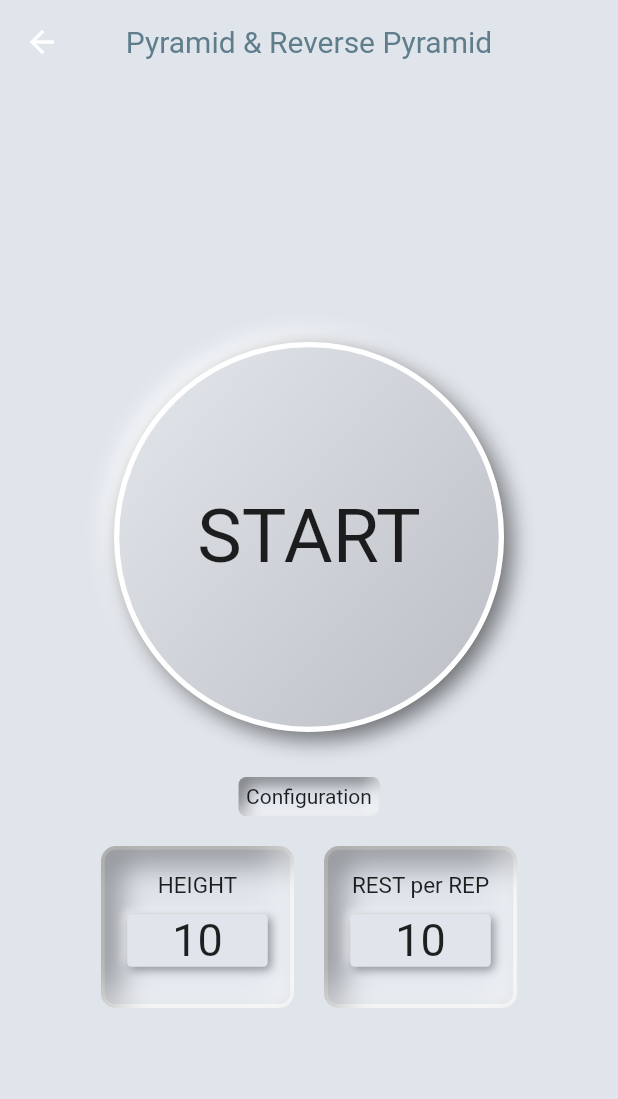
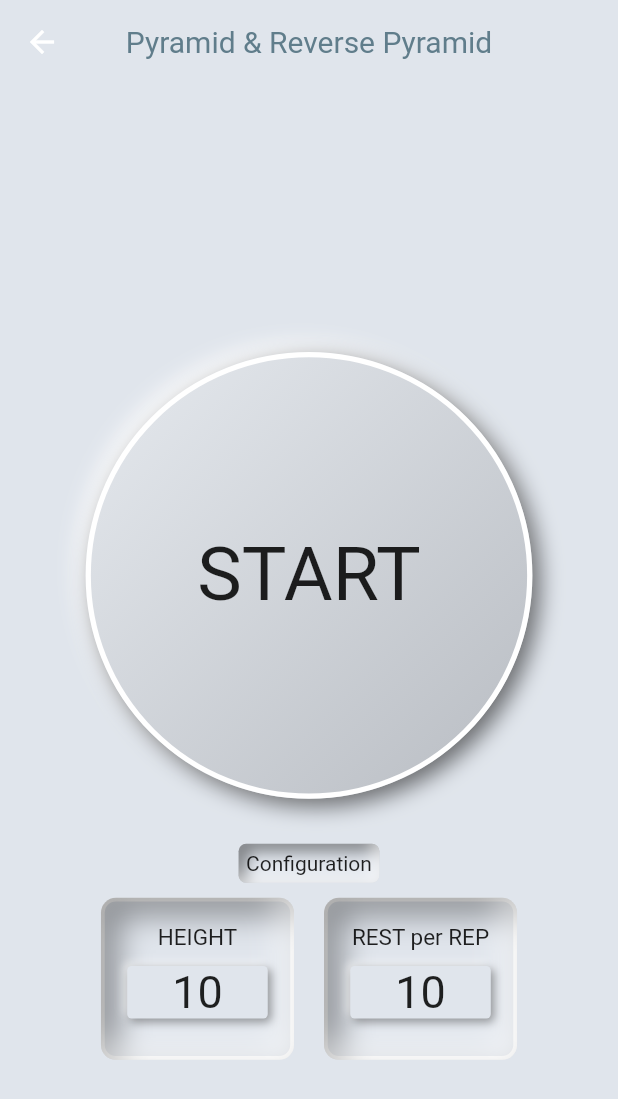
Before and after one commit to tksuns12/jailhouse_workout, a Flutter app: the screen it shows after launch, after a tap on an icon or button, on a phone screen of 412 x 824 dp. Shown: the top 1099 px of the screen. Run offline on Flutter 3.47's test engine with Material 2 defaults, Android fonts, the phone set to English and light mode, and no system bars; drawn by our look-alikes of flutter_neumorphic; our stand-ins replace audioplayers, hive, hive_flutter, permission_handler, wakelock; accounts and stored records are empty.

Commit message:
위젯 크기 상대적이 되도록 조절

```diff
--- a/lib/providers/pyramid.provider.dart
+++ b/lib/providers/pyramid.provider.dart
@@ -59,9 +59,9 @@ class PyramidProvider with ChangeNotifier {
       isResting = false;
       notifyListeners();
     } else {
-      isResting = true;
       int restsec = rest.first;
       rest.removeAt(0);
+      isResting = true;
 
       timer = Timer.periodic(Duration(seconds: 1), (timer) async {
         if (restsec >= 1) {
--- a/lib/screens/home_screen.dart
+++ b/lib/screens/home_screen.dart
@@ -17,7 +17,7 @@ class MainScreen extends StatelessWidget {
           PyramidProvider pyramid, DeckOfDeathProvider deck, Widget child) {
         return Material(
           color: Color(0xFFe0e5ec),
-          child: Container(
+          child: SafeArea(
             child: Column(
               mainAxisAlignment: MainAxisAlignment.center,
               children: <Widget>[
@@ -31,9 +31,14 @@ class MainScreen extends StatelessWidget {
                     }
                   },
                   margin: EdgeInsets.all(20),
+                  child: SizedBox(
+                    width: MediaQuery.of(context).size.width * 0.7,
+                    child: Center(
                       child: Text(
                         "Juarez's Valley",
                         style: TextStyle(fontSize: 30),
+                      ),
+                    ),
                   ),
                   boxShape:
                       NeumorphicBoxShape.roundRect(BorderRadius.circular(15)),
@@ -54,10 +59,15 @@ class MainScreen extends StatelessWidget {
                     }
                   },
                   margin: EdgeInsets.all(20),
+                  child: SizedBox(
+                    width: MediaQuery.of(context).size.width * 0.7,
+                    child: Center(
                       child: Text(
                         "Pyramid\n&\nReverse Pyramid",
                         textAlign: TextAlign.center,
                         style: TextStyle(fontSize: 30),
+                      ),
+                    ),
                   ),
                   boxShape:
                       NeumorphicBoxShape.roundRect(BorderRadius.circular(15)),
@@ -78,9 +88,14 @@ class MainScreen extends StatelessWidget {
                     }
                   },
                   margin: EdgeInsets.all(20),
+                  child: SizedBox(
+                    width: MediaQuery.of(context).size.width * 0.7,
+                    child: Center(
                       child: Text(
                         "Deck of Death",
                         style: TextStyle(fontSize: 30),
+                      ),
+                    ),
                   ),
                   boxShape:
                       NeumorphicBoxShape.roundRect(BorderRadius.circular(15)),
--- a/lib/screens/pyramid_screen.dart
+++ b/lib/screens/pyramid_screen.dart
@@ -35,8 +35,16 @@ class PyramidScreen extends StatelessWidget {
                         crossAxisAlignment: CrossAxisAlignment.center,
                         children: <Widget>[
                           SizedBox(
-                            height: 300,
-                            width: 350,
+                            height: MediaQuery.of(context).size.height * 0.05,
+                            child: pyramid.isResting
+                                ? Center(
+                                    child: Text(
+                                        "Next Rep: ${pyramid.reps[0]}\nSets Left: ${pyramid.reps.length}"))
+                                : SizedBox(),
+                          ),
+                          SizedBox(
+                            height: MediaQuery.of(context).size.height * 0.41,
+                            width: MediaQuery.of(context).size.height * 0.41,
                             child: NeumorphicButton(
                               isEnabled:
                                   (!pyramid.hasBegun || !pyramid.isResting),
@@ -108,9 +116,6 @@ class PyramidScreen extends StatelessWidget {
                                 depth: -10,
                                 color: Color(0xFFe0e5ec),
                                 intensity: 1),
-                          ),
-                          SizedBox(
-                            height: 10,
                           ),
                           Row(
                             mainAxisAlignment: MainAxisAlignment.center,
```
Also changed, not shown: lib/screens/deck_of_death_screen.dart (+5 -5 lines), lib/screens/jurarez_screen.dart (+11 -2 lines). Lines whose indentation alone changed are shown as unchanged.
